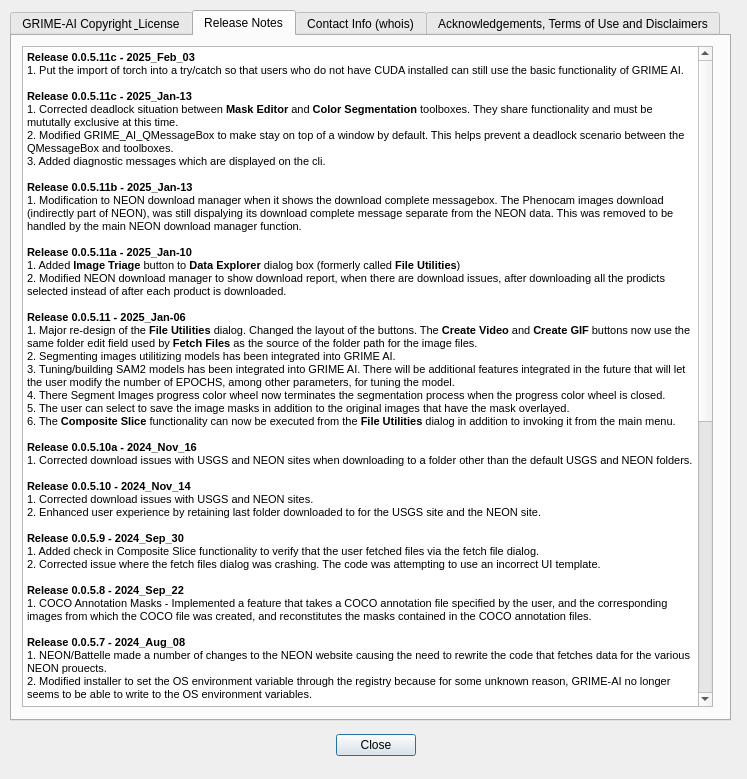
Qt form QDialog_ReleaseNotes.ui (JohnStranzl/GRIME-AI) before a commit.
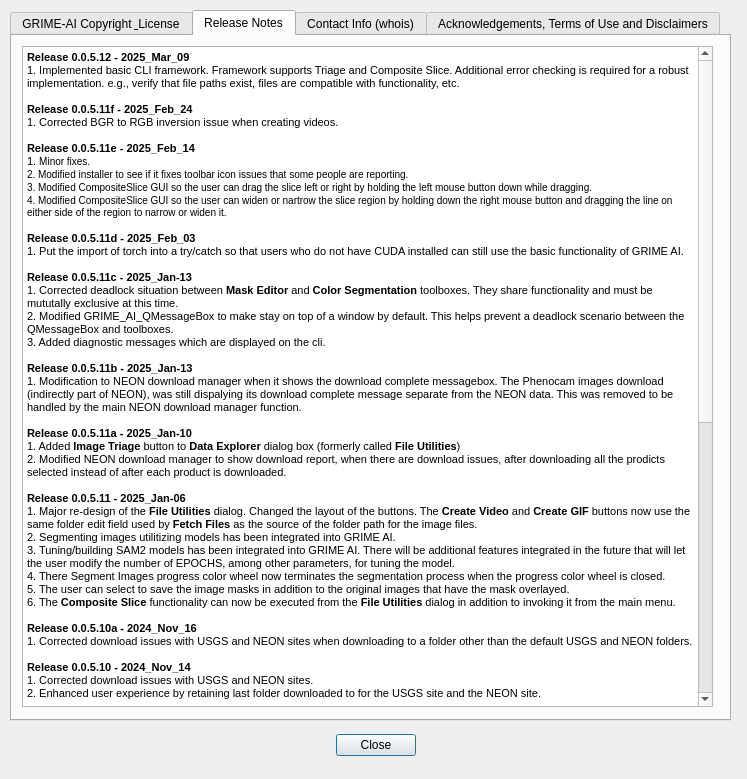
The same form after that commit.

Commit message:
Implement basic cli
A cli was implemented for Image Triage and Composite Slice as a framework for implementing other GRIME AI functionality in the cli.

```diff
--- a/QDialog_ReleaseNotes.ui
+++ b/QDialog_ReleaseNotes.ui
@@ -92,7 +92,19 @@
 &lt;html&gt;&lt;head&gt;&lt;meta name=&quot;qrichtext&quot; content=&quot;1&quot; /&gt;&lt;style type=&quot;text/css&quot;&gt;
 p, li { white-space: pre-wrap; }
 &lt;/style&gt;&lt;/head&gt;&lt;body style=&quot; font-family:'MS Shell Dlg 2'; font-size:7.8pt; font-weight:400; font-style:normal;&quot;&gt;
-&lt;p style=&quot; margin-top:0px; margin-bottom:0px; margin-left:0px; margin-right:0px; -qt-block-indent:0; text-indent:0px;&quot;&gt;&lt;span style=&quot; font-family:'MS Shell Dlg 2','sans-serif'; font-size:8.25pt; font-weight:600;&quot;&gt;Release 0.0.5.11c - 2025_Feb_03&lt;/span&gt;&lt;/p&gt;
+&lt;p style=&quot; margin-top:0px; margin-bottom:0px; margin-left:0px; margin-right:0px; -qt-block-indent:0; text-indent:0px;&quot;&gt;&lt;span style=&quot; font-family:'MS Shell Dlg 2','sans-serif'; font-size:8.25pt; font-weight:600;&quot;&gt;Release 0.0.5.12 - 2025_Mar_09&lt;/span&gt;&lt;/p&gt;
+&lt;p style=&quot; margin-top:0px; margin-bottom:0px; margin-left:0px; margin-right:0px; -qt-block-indent:0; text-indent:0px;&quot;&gt;&lt;span style=&quot; font-family:'MS Shell Dlg 2','sans-serif'; font-size:8.25pt;&quot;&gt;1. Implemented basic CLI framework. Framework supports Triage and Composite Slice. Additional error checking is required for a robust implementation. e.g., verify that file paths exist, files are compatible with functionality, etc.&lt;/span&gt;&lt;/p&gt;
+&lt;p style=&quot;-qt-paragraph-type:empty; margin-top:0px; margin-bottom:0px; margin-left:0px; margin-right:0px; -qt-block-indent:0; text-indent:0px;&quot;&gt;&lt;br /&gt;&lt;/p&gt;
+&lt;p style=&quot; margin-top:0px; margin-bottom:0px; margin-left:0px; margin-right:0px; -qt-block-indent:0; text-indent:0px;&quot;&gt;&lt;span style=&quot; font-family:'MS Shell Dlg 2','sans-serif'; font-size:8.25pt; font-weight:600;&quot;&gt;Release 0.0.5.11f - 2025_Feb_24&lt;/span&gt;&lt;/p&gt;
+&lt;p style=&quot; margin-top:0px; margin-bottom:0px; margin-left:0px; margin-right:0px; -qt-block-indent:0; text-indent:0px;&quot;&gt;&lt;span style=&quot; font-family:'MS Shell Dlg 2','sans-serif'; font-size:8.25pt;&quot;&gt;1. Corrected BGR to RGB inversion issue when creating videos.&lt;/span&gt;&lt;/p&gt;
+&lt;p style=&quot;-qt-paragraph-type:empty; margin-top:0px; margin-bottom:0px; margin-left:0px; margin-right:0px; -qt-block-indent:0; text-indent:0px;&quot;&gt;&lt;br /&gt;&lt;/p&gt;
+&lt;p style=&quot; margin-top:0px; margin-bottom:0px; margin-left:0px; margin-right:0px; -qt-block-indent:0; text-indent:0px;&quot;&gt;&lt;span style=&quot; font-family:'MS Shell Dlg 2','sans-serif'; font-size:8.25pt; font-weight:600;&quot;&gt;Release 0.0.5.11e - 2025_Feb_14&lt;/span&gt;&lt;/p&gt;
+&lt;p style=&quot; margin-top:0px; margin-bottom:0px; margin-left:0px; margin-right:0px; -qt-block-indent:0; text-indent:0px;&quot;&gt;&lt;span style=&quot; font-family:'MS Shell Dlg 2','sans-serif'; font-size:8.25pt;&quot;&gt;1. &lt;/span&gt;Minor fixes.&lt;/p&gt;
+&lt;p style=&quot; margin-top:0px; margin-bottom:0px; margin-left:0px; margin-right:0px; -qt-block-indent:0; text-indent:0px;&quot;&gt;2. Modified installer to see if it fixes toolbar icon issues that some people are reporting.&lt;/p&gt;
+&lt;p style=&quot; margin-top:0px; margin-bottom:0px; margin-left:0px; margin-right:0px; -qt-block-indent:0; text-indent:0px;&quot;&gt;3. Modified CompositeSlice GUI so the user can drag the slice left or right by holding the left mouse button down while dragging.&lt;/p&gt;
+&lt;p style=&quot; margin-top:0px; margin-bottom:0px; margin-left:0px; margin-right:0px; -qt-block-indent:0; text-indent:0px;&quot;&gt;4. Modified CompositeSlice GUI so the user can widen or nartrow the slice region by holding down the right mouse button and dragging the line on either side of the region to narrow or widen it.&lt;/p&gt;
+&lt;p style=&quot;-qt-paragraph-type:empty; margin-top:0px; margin-bottom:0px; margin-left:0px; margin-right:0px; -qt-block-indent:0; text-indent:0px;&quot;&gt;&lt;br /&gt;&lt;/p&gt;
+&lt;p style=&quot; margin-top:0px; margin-bottom:0px; margin-left:0px; margin-right:0px; -qt-block-indent:0; text-indent:0px;&quot;&gt;&lt;span style=&quot; font-family:'MS Shell Dlg 2','sans-serif'; font-size:8.25pt; font-weight:600;&quot;&gt;Release 0.0.5.11d - 2025_Feb_03&lt;/span&gt;&lt;/p&gt;
 &lt;p style=&quot; margin-top:0px; margin-bottom:0px; margin-left:0px; margin-right:0px; -qt-block-indent:0; text-indent:0px;&quot;&gt;&lt;span style=&quot; font-family:'MS Shell Dlg 2','sans-serif'; font-size:8.25pt;&quot;&gt;1. Put the import of torch into a try/catch so that users who do not have CUDA installed can still use the basic functionality of GRIME AI.&lt;/span&gt;&lt;/p&gt;
 &lt;p style=&quot;-qt-paragraph-type:empty; margin-top:0px; margin-bottom:0px; margin-left:0px; margin-right:0px; -qt-block-indent:0; text-indent:0px; font-family:'MS Shell Dlg 2','sans-serif'; font-size:8.25pt; font-weight:600;&quot;&gt;&lt;br /&gt;&lt;/p&gt;
 &lt;p style=&quot; margin-top:0px; margin-bottom:0px; margin-left:0px; margin-right:0px; -qt-block-indent:0; text-indent:0px;&quot;&gt;&lt;span style=&quot; font-family:'MS Shell Dlg 2','sans-serif'; font-size:8.25pt; font-weight:600;&quot;&gt;Release 0.0.5.11c - 2025_Jan-13&lt;/span&gt;&lt;/p&gt;
```
The commit also changes 3 other files.
